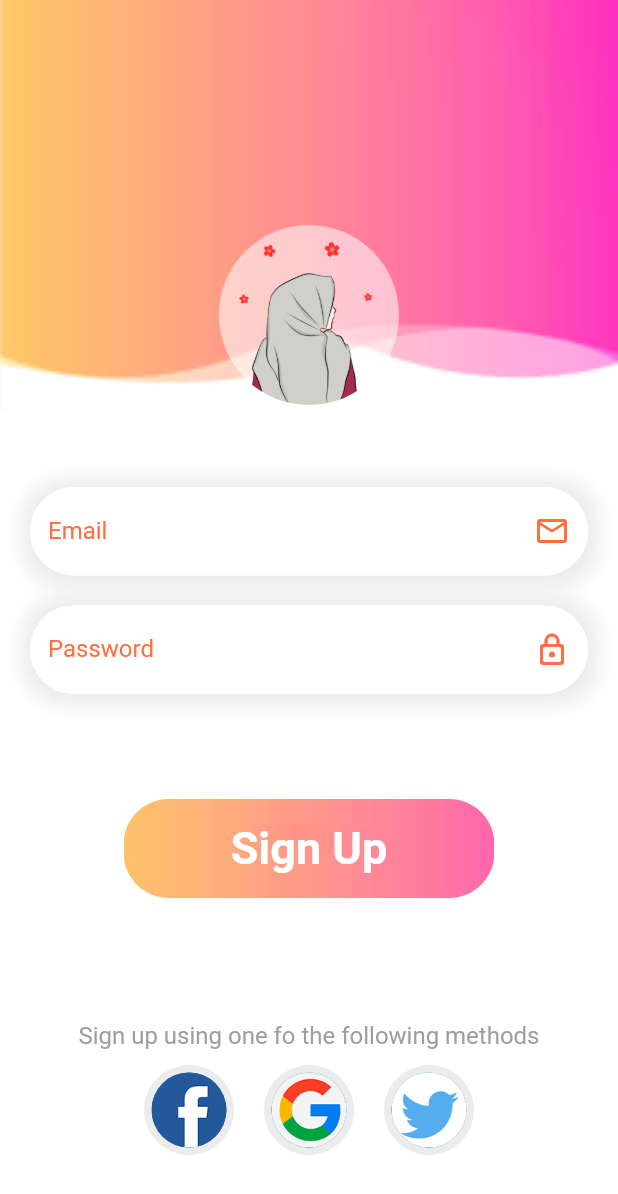
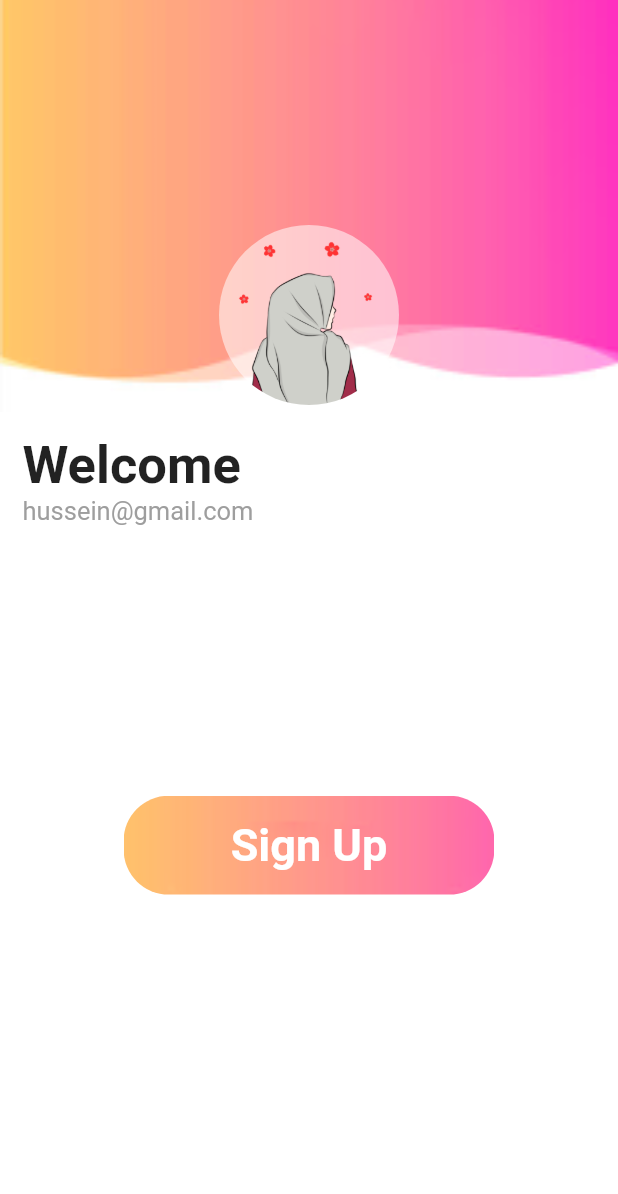
Before and after one commit to Hussein2077/Login-and-sign-up-auth, a Flutter app: the screen it shows after launch, on a phone screen of 412 x 824 dp. Shown: the top 1194 px of the screen. Run offline on Flutter 3.47's test engine with Material 2 defaults, Android fonts, the phone set to English and light mode, and no system bars; our stand-ins replace get.

Commit message:
welcome page

```diff
--- a/lib/main.dart
+++ b/lib/main.dart
@@ -3,6 +3,7 @@ import 'package:get/get.dart';
 import 'package:getx/routes.dart';
 import 'package:getx/login_page.dart';
 import 'package:getx/signup_page.dart';
+import 'package:getx/welcome_page.dart';
 
 void main() {
   runApp(const MyApp());
@@ -19,7 +20,7 @@ class MyApp extends StatelessWidget {
 
         primarySwatch: Colors.blue,
       ),
-      home: const SignUpPage(),
+      home: const WelcomePage(),
 
     );
   }
--- /dev/null
+++ b/lib/welcome_page.dart
@@ -0,0 +1,75 @@
+import 'package:flutter/material.dart';
+
+import 'custom_botton.dart';
+
+class WelcomePage extends StatelessWidget {
+  const WelcomePage({Key? key}) : super(key: key);
+
+  @override
+  Widget build(BuildContext context) {
+    double w = MediaQuery.of(context).size.width;
+    double h = MediaQuery.of(context).size.height;
+    return Scaffold(
+      backgroundColor: Colors.white,
+      body: SingleChildScrollView(
+        physics: const BouncingScrollPhysics(),
+        child: Column(
+          children: [
+            Container(
+              width: w,
+              height: h / 3,
+              decoration: const BoxDecoration(
+                image: DecorationImage(
+                  image: AssetImage("assets/signup.png"),
+                  fit: BoxFit.cover,
+                ),
+              ),
+              child: Column(
+                children: const [
+                  SizedBox(
+                    height: 150,
+                  ),
+                  CircleAvatar(
+                      backgroundColor: Colors.white54,
+                      radius: 60,
+                      backgroundImage: AssetImage(
+                        'assets/profile1.png',
+                      )),
+                ],
+              ),
+            ),
+            Padding(
+              padding: const EdgeInsets.all(15.0),
+              child: Row(
+                children: [
+                  Column(
+                    crossAxisAlignment: CrossAxisAlignment.start,
+                    children: const [
+                      Text(
+                        'Welcome',
+                        style: TextStyle(
+                          fontSize: 35,
+                          fontWeight: FontWeight.bold,
+                        ),
+                      ),
+                      Text(
+                        'hussein@gmail.com',
+                        style: TextStyle(fontSize: 17, color: Colors.grey),
+                      ),
+                    ],
+                  ),
+                  Expanded(child: Container()),
+                ],
+              ),
+
+            ),
+            SizedBox(height: h*.2,),
+            const CustomBotton(
+              text: 'Sign Up',
+            ),
+          ],
+        ),
+      ),
+    );
+  }
+}
```
